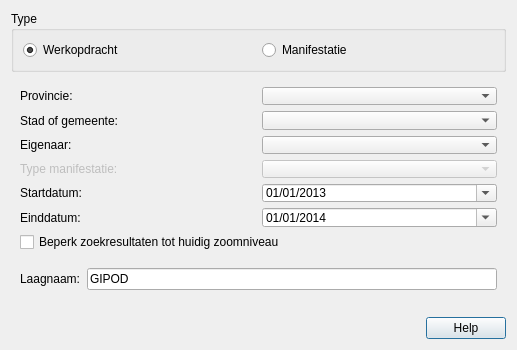
Qt form ui_geopunt4QgisGIPOD.ui (warrieka/geopunt4Qgis) before a commit.
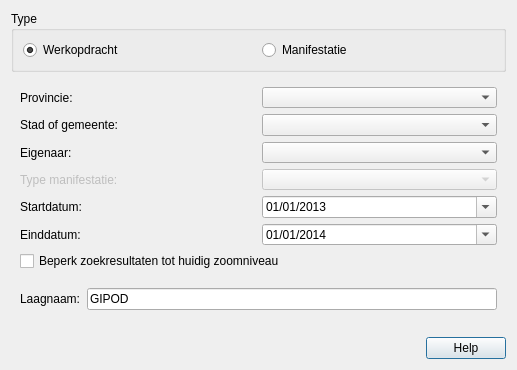
The same form after that commit. Icons and pictures are not drawn.

```diff
--- a/ui_geopunt4QgisGIPOD.ui
+++ b/ui_geopunt4QgisGIPOD.ui
@@ -8,7 +8,7 @@
     <x>0</x>
     <y>0</y>
     <width>517</width>
-    <height>350</height>
+    <height>370</height>
    </rect>
   </property>
   <property name="sizePolicy">
@@ -26,7 +26,7 @@
   <property name="maximumSize">
    <size>
     <width>16777215</width>
-    <height>370</height>
+    <height>900</height>
    </size>
   </property>
   <property name="windowTitle">
```
Left out of the diff: 24 changed lines with no effect on the pictures.
